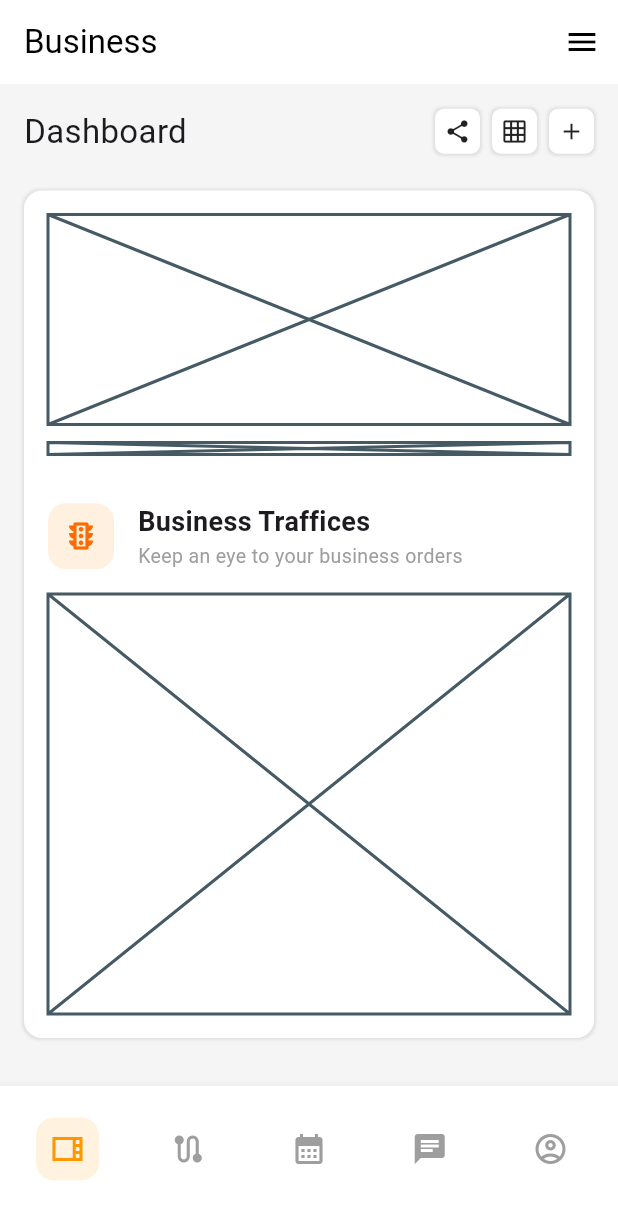
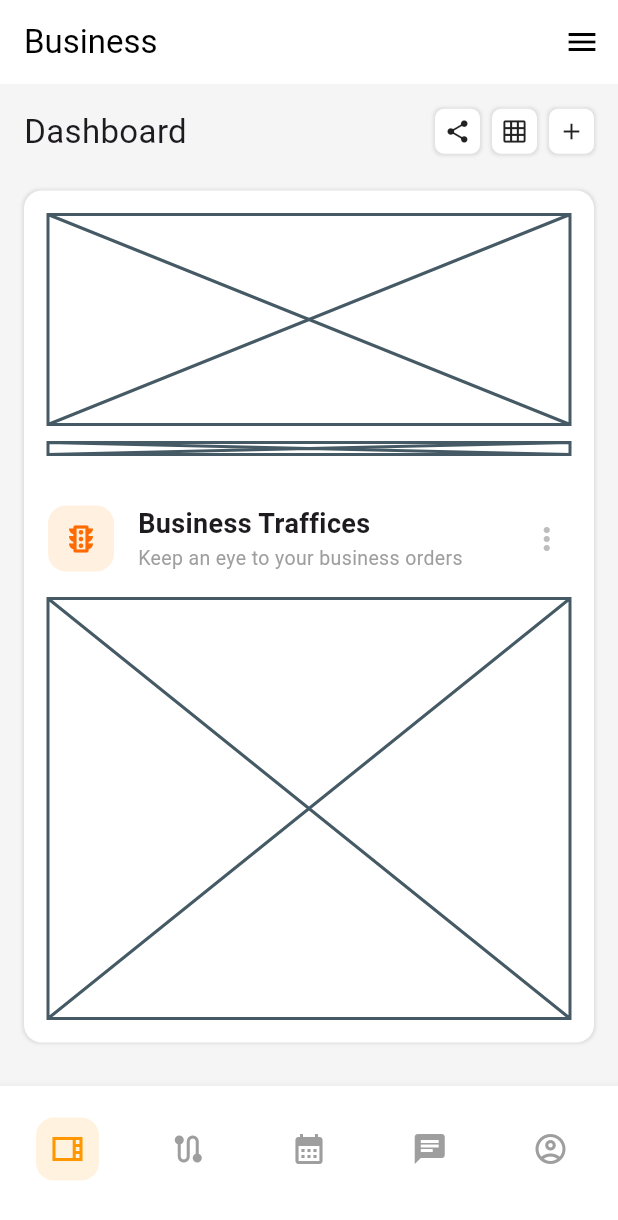
Before and after one commit to JAICHANGPARK/flutter_notebook_chapter_49, a Flutter app: the BusinessMainPage screen opened directly, on a phone screen of 412 x 824 dp. Shown: the top 1220 px of the screen. Run offline on Flutter 3.47's test engine with Material 3 defaults, Android fonts, the phone set to English and light mode, and no system bars; our stand-ins replace dots_indicator, gap, google_fonts.

Commit message:
Update business_traffic_card_widget.dart

```diff
--- a/lib/ep2467_business_control_center_app/ui/business_traffic_card_widget.dart
+++ b/lib/ep2467_business_control_center_app/ui/business_traffic_card_widget.dart
@@ -29,10 +29,15 @@ class BusinessTrafficCardWidget extends StatelessWidget {
                   ),
                   Text(
                     "Keep an eye to your business orders",
-                    style: TextStyle(fontSize: 13,
-                    color: Colors.grey[500]!),
+                    style: TextStyle(fontSize: 13, color: Colors.grey[500]!),
                   ),
                 ],
+              ),
+              Spacer(),
+              IconButton(
+                onPressed: () {},
+                icon: Icon(Icons.more_vert),
+                color: Colors.grey[400]!,
               ),
             ],
           ),
```
